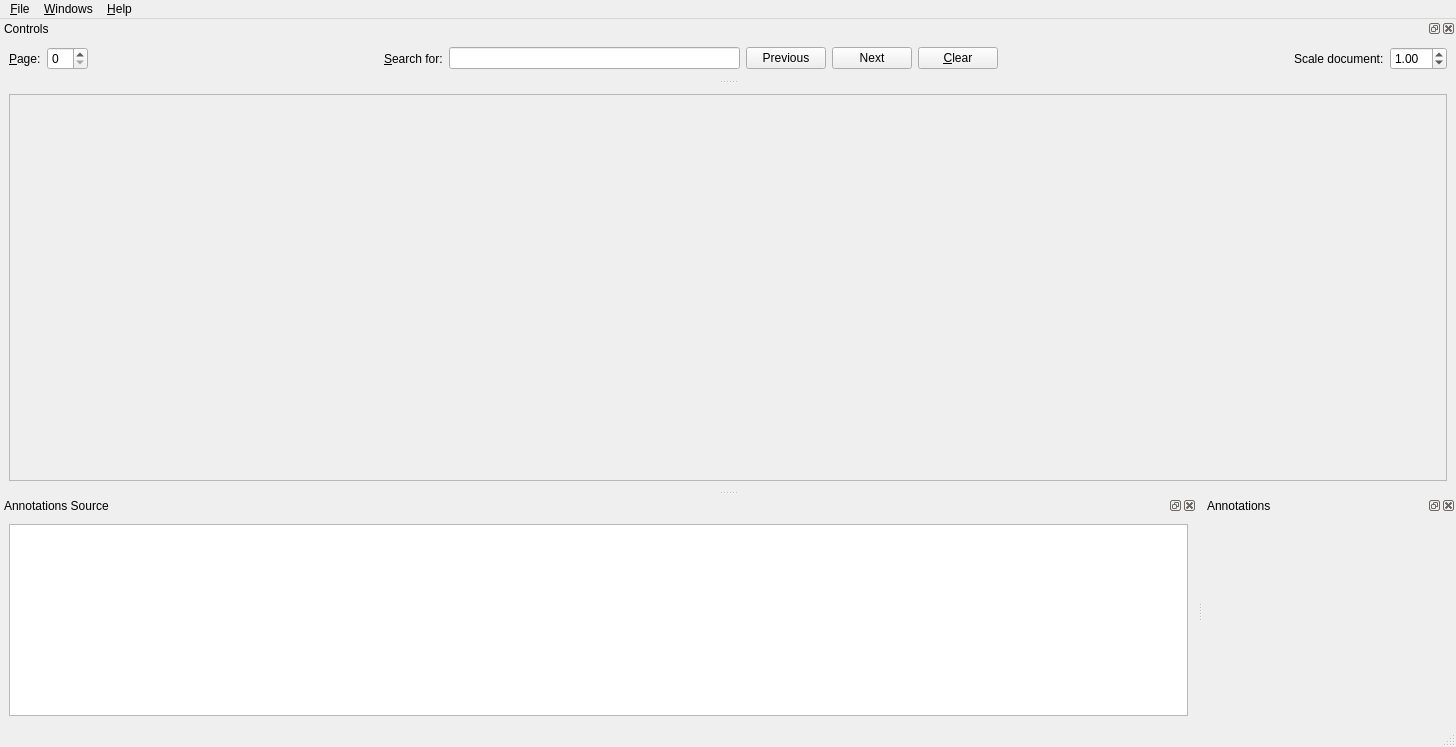
The window that src/window.ui (cako/notorius) describes before a commit, drawn with Qt 5.
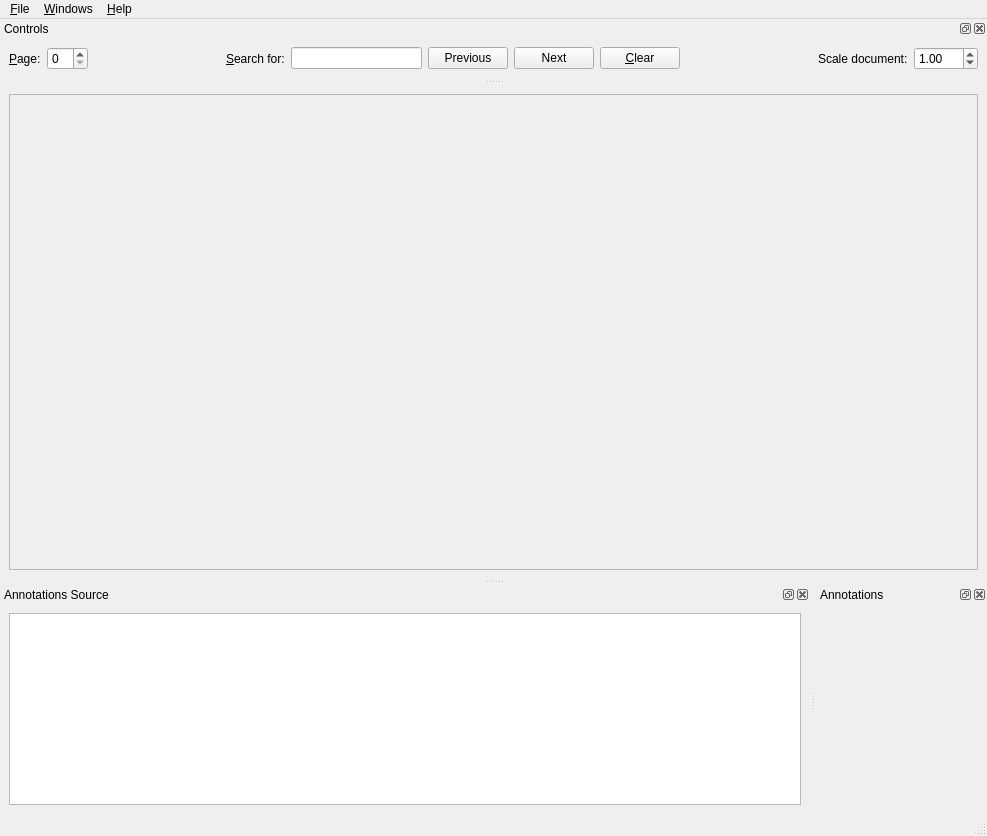
The same window after the commit.

Commit message: Rudimentary scale.

The edit to the form file:
```diff
--- a/src/window.ui
+++ b/src/window.ui
@@ -6,8 +6,8 @@
    <rect>
     <x>0</x>
     <y>0</y>
-    <width>1456</width>
-    <height>747</height>
+    <width>987</width>
+    <height>836</height>
    </rect>
   </property>
   <property name="windowTitle">
@@ -25,8 +25,8 @@
         <rect>
          <x>0</x>
          <y>0</y>
-         <width>1436</width>
-         <height>360</height>
+         <width>967</width>
+         <height>449</height>
         </rect>
        </property>
        <layout class="QGridLayout" name="gridLayout_3"/>
@@ -40,7 +40,7 @@
     <rect>
      <x>0</x>
      <y>0</y>
-     <width>1456</width>
+     <width>987</width>
      <height>26</height>
     </rect>
    </property>
@@ -191,6 +191,12 @@
        <property name="inputMethodHints">
         <set>Qt::ImhFormattedNumbersOnly</set>
        </property>
+       <property name="minimum">
+        <double>-2.000000000000000</double>
+       </property>
+       <property name="maximum">
+        <double>100.000000000000000</double>
+       </property>
        <property name="value">
         <double>1.000000000000000</double>
        </property>
```
Left out of the diff: 2 changed lines with no effect on the pictures. The commit also changes 1 other file.
